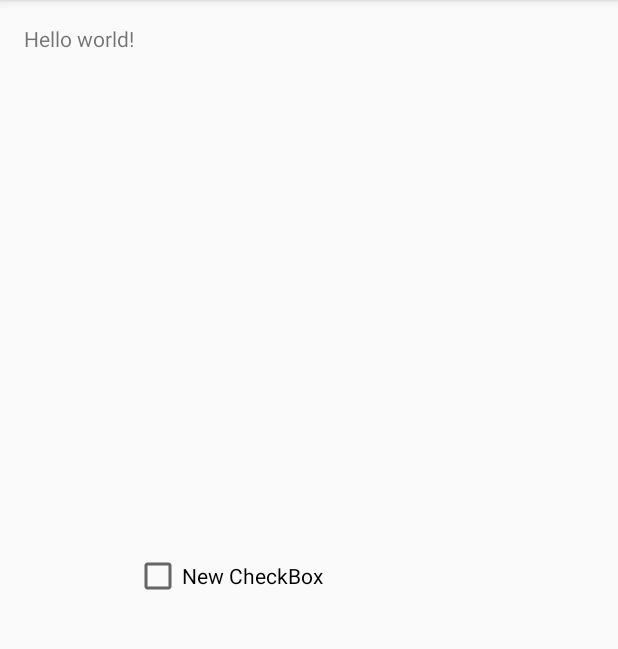
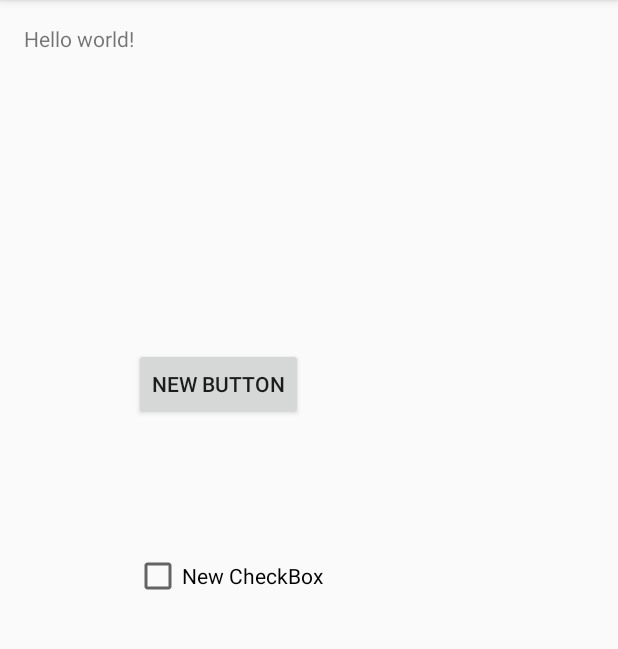
Before and after one commit to msalivar/Freya, an Android app: the screen it shows after launch (MainActivity), on a phone screen of 412 x 824 dp, the part 84-733 px from its top. Run offline under Robolectric (Android 15) with nearby library versions, the phone set to English and light mode, and no system bars.

Commit message:
Branch Test

```diff
--- a/app/src/main/res/layout/activity_main.xml
+++ b/app/src/main/res/layout/activity_main.xml
@@ -17,4 +17,13 @@
         android:layout_centerVertical="true"
         android:layout_toEndOf="@+id/textView" />
 
+    <Button
+        android:layout_width="wrap_content"
+        android:layout_height="wrap_content"
+        android:text="New Button"
+        android:id="@+id/button"
+        android:layout_above="@+id/checkBox"
+        android:layout_toEndOf="@+id/textView"
+        android:layout_marginBottom="88dp" />
+
 </RelativeLayout>
```
